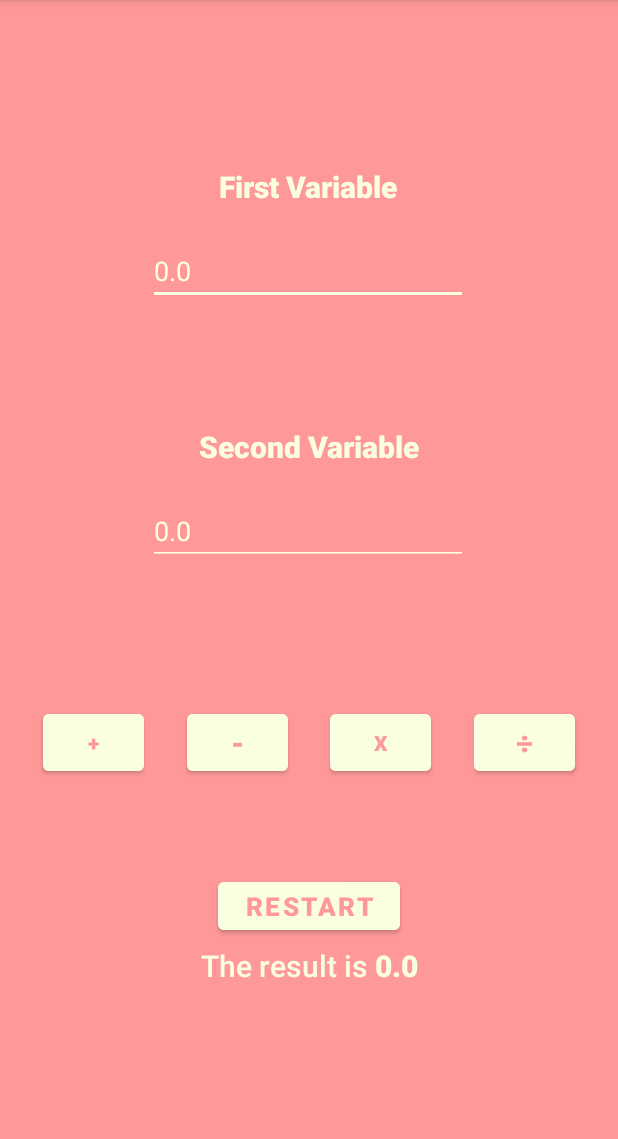
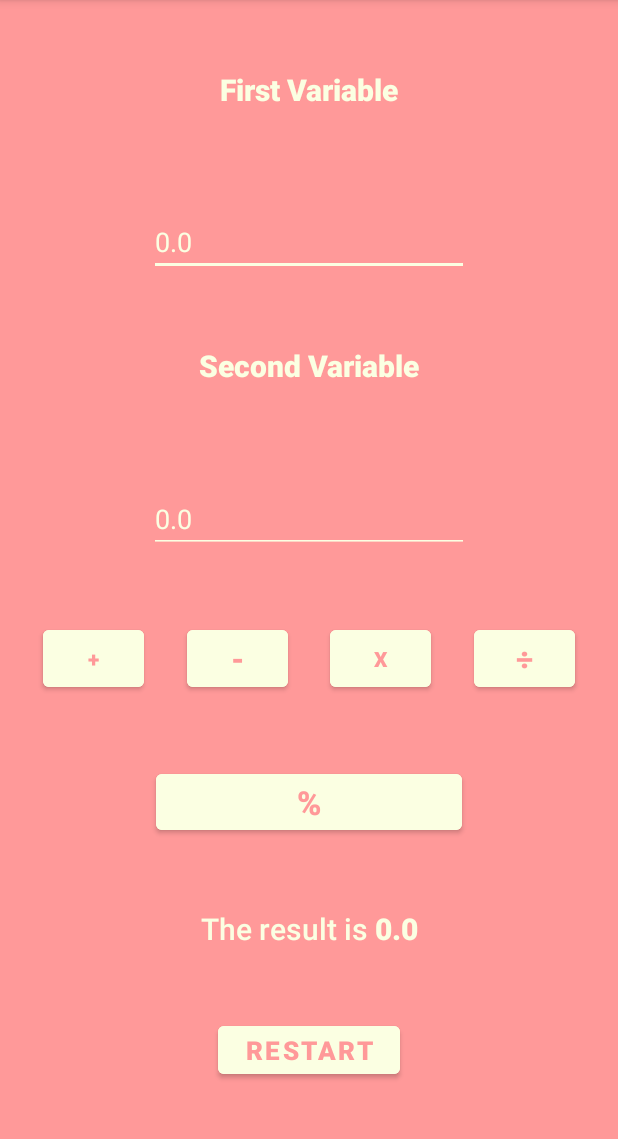
Before and after one commit to Aishie123/Dones_Calculator, an Android app: the screen it shows after launch (MainActivity), after a tap on an icon or button, on a phone screen of 412 x 824 dp, the part 84-1223 px from its top. Run offline under Robolectric (Android 15) with nearby library versions, the phone set to English and light mode, and no system bars.

Commit message:
Initial commit

```diff
--- a/app/src/main/java/mcm/edu/ph/dones_calculator/MainActivity.java
+++ b/app/src/main/java/mcm/edu/ph/dones_calculator/MainActivity.java
@@ -10,11 +10,11 @@ import android.widget.EditText;
 import android.widget.TextView;
 
 public class MainActivity extends AppCompatActivity {
-Button plus, minus, mul, div, res;
-EditText var1, var2;
-TextView ther, ansbox;
-String result, TAG;
-float int1, int2, answer;
+    Button plus, minus, mul, div, mod, res;
+    EditText var1, var2;
+    TextView ther, ansbox;
+    String result, TAG;
+    double no1, no2, answer;
 
     @Override
     protected void onCreate(Bundle savedInstanceState) {
@@ -30,6 +30,7 @@ float int1, int2, answer;
         minus = (Button) findViewById(R.id.button3);
         mul = (Button) findViewById(R.id.button4);
         div = (Button) findViewById(R.id.button5);
+        mod = (Button) findViewById(R.id.mod);
 
         res = (Button) findViewById(R.id.res);
 
@@ -44,54 +45,64 @@ float int1, int2, answer;
         plus.setOnClickListener(new View.OnClickListener() {
             @Override
             public void onClick(View v) {
-                int1 = Float.parseFloat(var1.getText().toString());
-                int2 = Float.parseFloat(var2.getText().toString());
                 Log.d(TAG,"addition");
-                answer = int1 + int2;
-                result = String.valueOf(answer);
-                ther.setVisibility(View.VISIBLE);
-                ansbox.setVisibility(View.VISIBLE);
-                ansbox.setText(result);
+                no1 = Double.parseDouble(var1.getText().toString());
+                no2 = Double.parseDouble(var2.getText().toString());
+                answer = no1 + no2;
+                result();
             }
         });
         minus.setOnClickListener(new View.OnClickListener() {
             @Override
             public void onClick(View v) {
-                int1 = Float.parseFloat(var1.getText().toString());
-                int2 = Float.parseFloat(var2.getText().toString());
-                answer = int1 - int2;
-                result = String.valueOf(answer);
-                ther.setVisibility(View.VISIBLE);
-                ansbox.setVisibility(View.VISIBLE);
-                ansbox.setText(result);
+                Log.d(TAG,"subtraction");
+                no1 = Double.parseDouble(var1.getText().toString());
+                no2 = Double.parseDouble(var2.getText().toString());
+                answer = no1 - no2;
+                result();
             }
         });
 
         mul.setOnClickListener(new View.OnClickListener() {
             @Override
             public void onClick(View v) {
-                int1 = Float.parseFloat(var1.getText().toString());
-                int2 = Float.parseFloat(var2.getText().toString());
-                answer = int1 * int2;
-                result = String.valueOf(answer);
-                ther.setVisibility(View.VISIBLE);
-                ansbox.setVisibility(View.VISIBLE);
-                ansbox.setText(result);
+                Log.d(TAG,"multiplication");
+                no1 = Double.parseDouble(var1.getText().toString());
+                no2 = Double.parseDouble(var2.getText().toString());
+                answer = no1 * no2;
+                result();
             }
         });
 
         div.setOnClickListener(new View.OnClickListener() {
             @Override
             public void onClick(View v) {
-                int1 = Float.parseFloat(var1.getText().toString());
-                int2 = Float.parseFloat(var2.getText().toString());
-                answer = int1 / int2;
-                result = String.valueOf(answer);
-                ther.setVisibility(View.VISIBLE);
-                ansbox.setVisibility(View.VISIBLE);
-                ansbox.setText(result);
+                Log.d(TAG,"division");
+                no1 = Double.parseDouble(var1.getText().toString());
+                no2 = Double.parseDouble(var2.getText().toString());
+                answer = no1 / no2;
+                result();
             }
         });
+
+        mod.setOnClickListener(new View.OnClickListener() {
+            @Override
+            public void onClick(View v) {
+                Log.d(TAG,"get remainder");
+                no1 = Double.parseDouble(var1.getText().toString());
+                no2 = Double.parseDouble(var2.getText().toString());
+                answer = no1 % no2;
+                result();
+            }
+        });
+    }
+
+    public void result(){
+        double roundOff = (double) Math.round(answer * 1000000)/1000000;
+        result = String.valueOf(roundOff);
+        ther.setVisibility(View.VISIBLE);
+        ansbox.setVisibility(View.VISIBLE);
+        ansbox.setText(result);
     }
 
     public void repeat(){
@@ -106,6 +117,4 @@ float int1, int2, answer;
             }
         });
     }
-
-
 }
--- a/app/src/main/res/layout/activity_main.xml
+++ b/app/src/main/res/layout/activity_main.xml
@@ -11,16 +11,15 @@
         android:id="@+id/button"
         android:layout_width="67dp"
         android:layout_height="50dp"
-        android:layout_marginTop="48dp"
         android:backgroundTint="#FBFFE2"
         android:fontFamily="sans-serif-black"
         android:text="+"
         android:textColor="#FF9999"
-        app:layout_constraintBottom_toTopOf="@+id/textView5"
+        app:layout_constraintBottom_toTopOf="@+id/mod"
         app:layout_constraintEnd_toStartOf="@+id/button3"
         app:layout_constraintHorizontal_bias="0.5"
         app:layout_constraintStart_toStartOf="parent"
-        app:layout_constraintTop_toBottomOf="@+id/textView2" />
+        app:layout_constraintTop_toBottomOf="@+id/entry2" />
 
     <Button
         android:id="@+id/button3"
@@ -72,9 +71,9 @@
         android:text="First Variable"
         android:textColor="#FBFFE2"
         android:textSize="20sp"
-        app:layout_constraintBottom_toTopOf="@+id/textView2"
+        app:layout_constraintBottom_toTopOf="@+id/entry1"
         app:layout_constraintEnd_toEndOf="parent"
-        app:layout_constraintHorizontal_bias="0.498"
+        app:layout_constraintHorizontal_bias="0.5"
         app:layout_constraintStart_toStartOf="parent"
         app:layout_constraintTop_toTopOf="parent" />
 
@@ -82,16 +81,15 @@
         android:id="@+id/textView2"
         android:layout_width="wrap_content"
         android:layout_height="wrap_content"
-        android:layout_marginTop="36dp"
         android:autoSizeTextType="uniform"
         android:fontFamily="sans-serif-black"
         android:text="Second Variable"
         android:textColor="#FBFFE2"
         android:textSize="20sp"
-        app:layout_constraintBottom_toTopOf="@+id/button"
+        app:layout_constraintBottom_toTopOf="@+id/entry2"
         app:layout_constraintEnd_toEndOf="parent"
         app:layout_constraintStart_toStartOf="parent"
-        app:layout_constraintTop_toBottomOf="@+id/textView" />
+        app:layout_constraintTop_toBottomOf="@+id/entry1" />
 
     <EditText
         android:id="@+id/entry1"
@@ -105,8 +103,9 @@
         android:textColor="#FBFFE2"
         android:textSize="18sp"
         app:backgroundTint="#FBFFE2"
+        app:layout_constraintBottom_toTopOf="@+id/textView2"
         app:layout_constraintEnd_toEndOf="parent"
-        app:layout_constraintHorizontal_bias="0.497"
+        app:layout_constraintHorizontal_bias="0.5"
         app:layout_constraintStart_toStartOf="parent"
         app:layout_constraintTop_toBottomOf="@+id/textView"
         tools:ignore="TouchTargetSizeCheck" />
@@ -123,8 +122,9 @@
         android:textColor="#FBFFE2"
         android:textSize="18sp"
         app:backgroundTint="#FBFFE2"
+        app:layout_constraintBottom_toTopOf="@+id/button"
         app:layout_constraintEnd_toEndOf="parent"
-        app:layout_constraintHorizontal_bias="0.497"
+        app:layout_constraintHorizontal_bias="0.5"
         app:layout_constraintStart_toStartOf="parent"
         app:layout_constraintTop_toBottomOf="@+id/textView2"
         tools:ignore="TouchTargetSizeCheck" />
@@ -139,28 +139,44 @@
         android:textColor="#FBFFE2"
         android:textSize="20sp"
         android:visibility="invisible"
-        app:layout_constraintBottom_toBottomOf="parent"
+        app:layout_constraintBottom_toTopOf="@+id/res"
         app:layout_constraintEnd_toStartOf="@+id/textView4"
         app:layout_constraintHorizontal_bias="0.5"
         app:layout_constraintHorizontal_chainStyle="packed"
         app:layout_constraintStart_toStartOf="parent"
-        app:layout_constraintTop_toBottomOf="@+id/button" />
+        app:layout_constraintTop_toBottomOf="@+id/mod" />
 
     <Button
         android:id="@+id/res"
         android:layout_width="121dp"
         android:layout_height="44dp"
-        android:layout_marginBottom="4dp"
         android:autoSizeTextType="uniform"
         android:backgroundTint="#FBFFE2"
         android:fontFamily="sans-serif-black"
         android:text="restart"
         android:textColor="#FF9999"
         android:textSize="16sp"
+        app:layout_constraintBottom_toBottomOf="parent"
+        app:layout_constraintEnd_toEndOf="@+id/textView4"
+        app:layout_constraintHorizontal_bias="0.5"
+        app:layout_constraintStart_toStartOf="@+id/textView5"
+        app:layout_constraintTop_toBottomOf="@+id/textView5" />
+
+    <Button
+        android:id="@+id/mod"
+        android:layout_width="204dp"
+        android:layout_height="49dp"
+        android:autoSizeTextType="uniform"
+        android:backgroundTint="#FBFFE2"
+        android:fontFamily="sans-serif-black"
+        android:text="%"
+        android:textColor="#FF9999"
+        android:textSize="16sp"
         app:layout_constraintBottom_toTopOf="@+id/textView5"
-        app:layout_constraintEnd_toEndOf="@+id/textView4"
-        app:layout_constraintHorizontal_bias="0.492"
-        app:layout_constraintStart_toStartOf="@+id/textView5" />
+        app:layout_constraintEnd_toEndOf="@+id/button5"
+        app:layout_constraintHorizontal_bias="0.5"
+        app:layout_constraintStart_toStartOf="@+id/button"
+        app:layout_constraintTop_toBottomOf="@+id/button" />
 
     <TextView
         android:id="@+id/textView4"
@@ -173,8 +189,14 @@
         android:textSize="20sp"
         android:visibility="invisible"
         app:layout_constraintEnd_toEndOf="parent"
-        app:layout_constraintHorizontal_bias="0.5"
+        app:layout_constraintHorizontal_bias="0.0"
         app:layout_constraintStart_toEndOf="@+id/textView5"
         app:layout_constraintTop_toTopOf="@+id/textView5" />
 
+    <androidx.constraintlayout.widget.Group
+        android:id="@+id/group"
+        android:layout_width="wrap_content"
+        android:layout_height="wrap_content"
+        app:constraint_referenced_ids="textView,textView2,entry2,entry1" />
+
 </androidx.constraintlayout.widget.ConstraintLayout>
```
